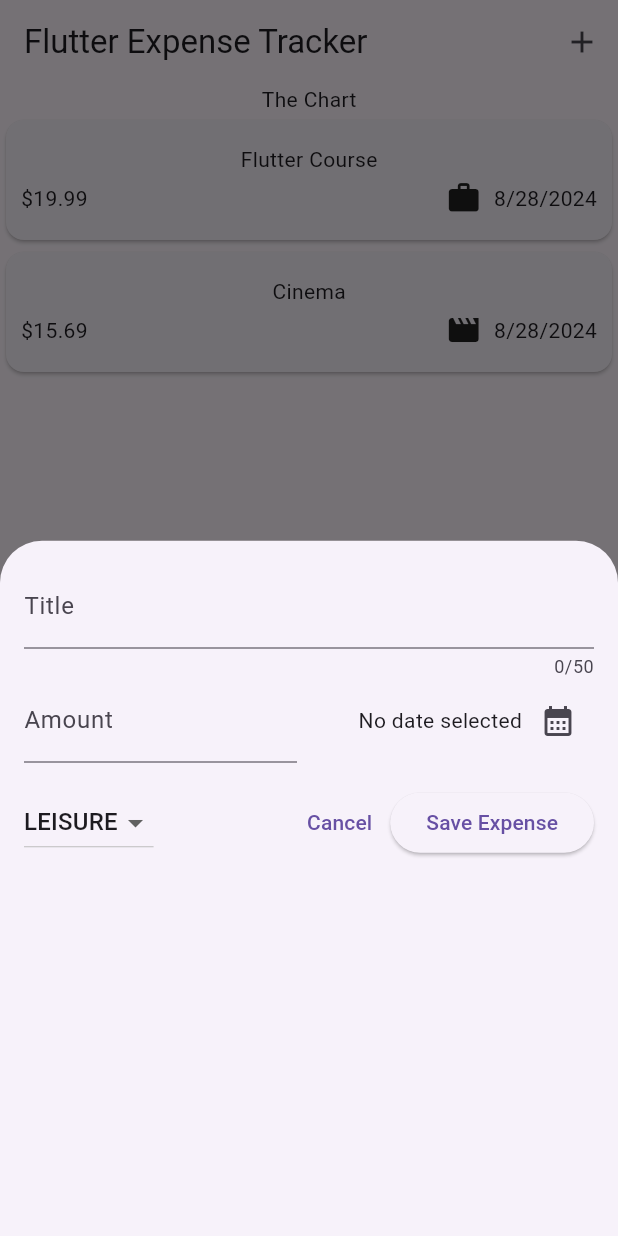
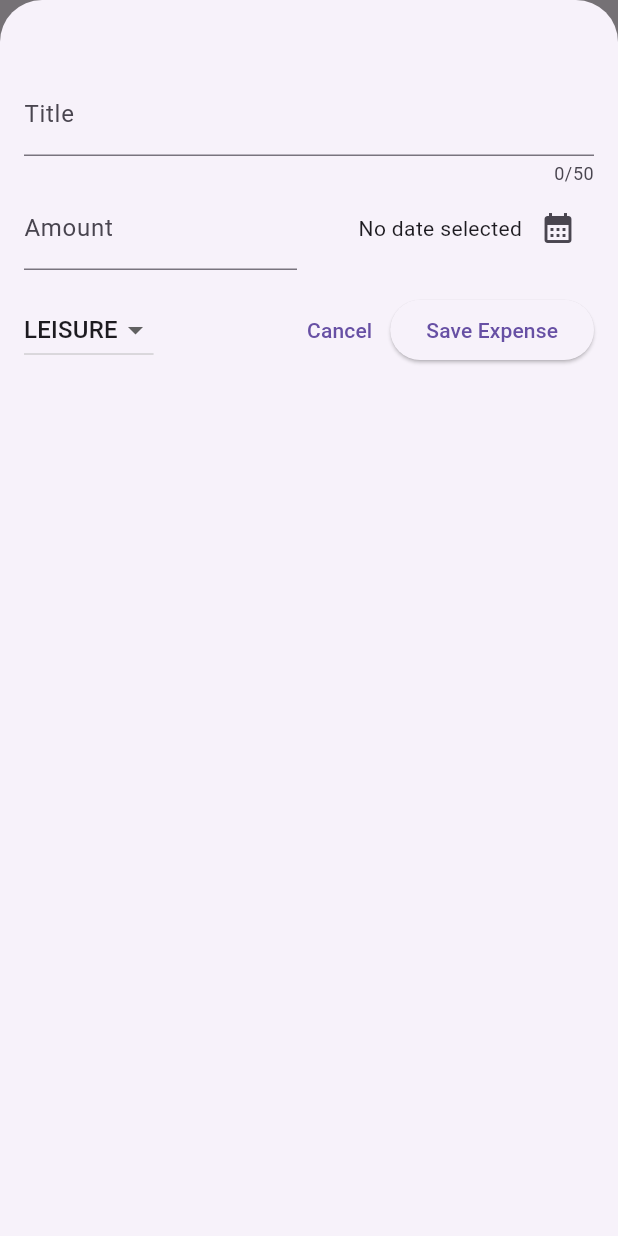
Before and after one commit to lightrao/adding_interactivity_expense_tracker_app, a Flutter app: the screen it shows after launch, after a tap on the "add" icon, on a phone screen of 412 x 824 dp. Run offline on Flutter 3.47's test engine with Material 3 defaults, Android fonts, the phone set to English and light mode, and no system bars.

Commit message:
Creating a Fullscreen Modal

```diff
--- a/lib/widgets/expenses.dart
+++ b/lib/widgets/expenses.dart
@@ -31,6 +31,7 @@ class _ExpensesState extends State<Expenses> {
 
   void _openAddExpenseOverlay() {
     showModalBottomSheet(
+      isScrollControlled: true,
       context: context,
       builder: (ctx) => NewExpense(
         onAddExpense: _addExpense,
--- a/lib/widgets/new_expense.dart
+++ b/lib/widgets/new_expense.dart
@@ -67,6 +67,8 @@ class _NewExpenseState extends State<NewExpense> {
         category: _selectedCategory,
       ),
     );
+
+    Navigator.pop(context);
   }
 
   @override
@@ -79,7 +81,12 @@ class _NewExpenseState extends State<NewExpense> {
   @override
   Widget build(BuildContext context) {
     return Padding(
-      padding: const EdgeInsets.all(16),
+      padding: const EdgeInsets.fromLTRB(
+        16,
+        48,
+        16,
+        16,
+      ),
       child: Column(
         children: [
           TextField(
```
